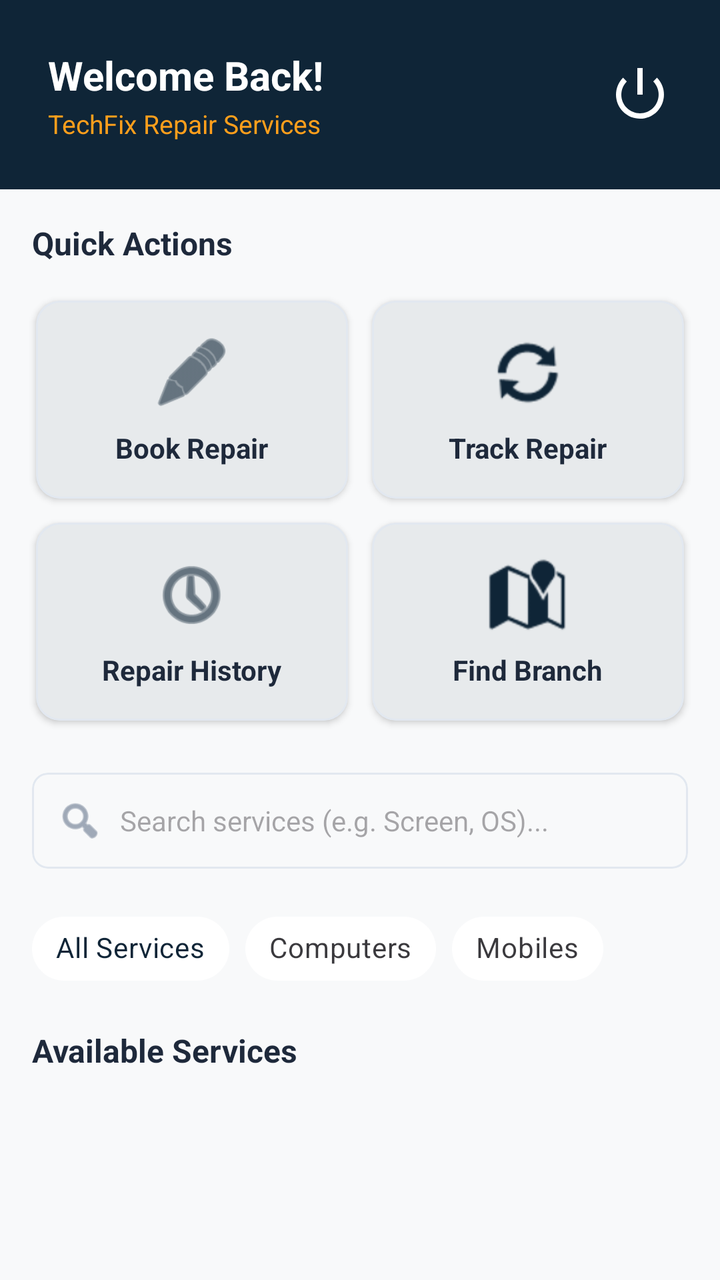
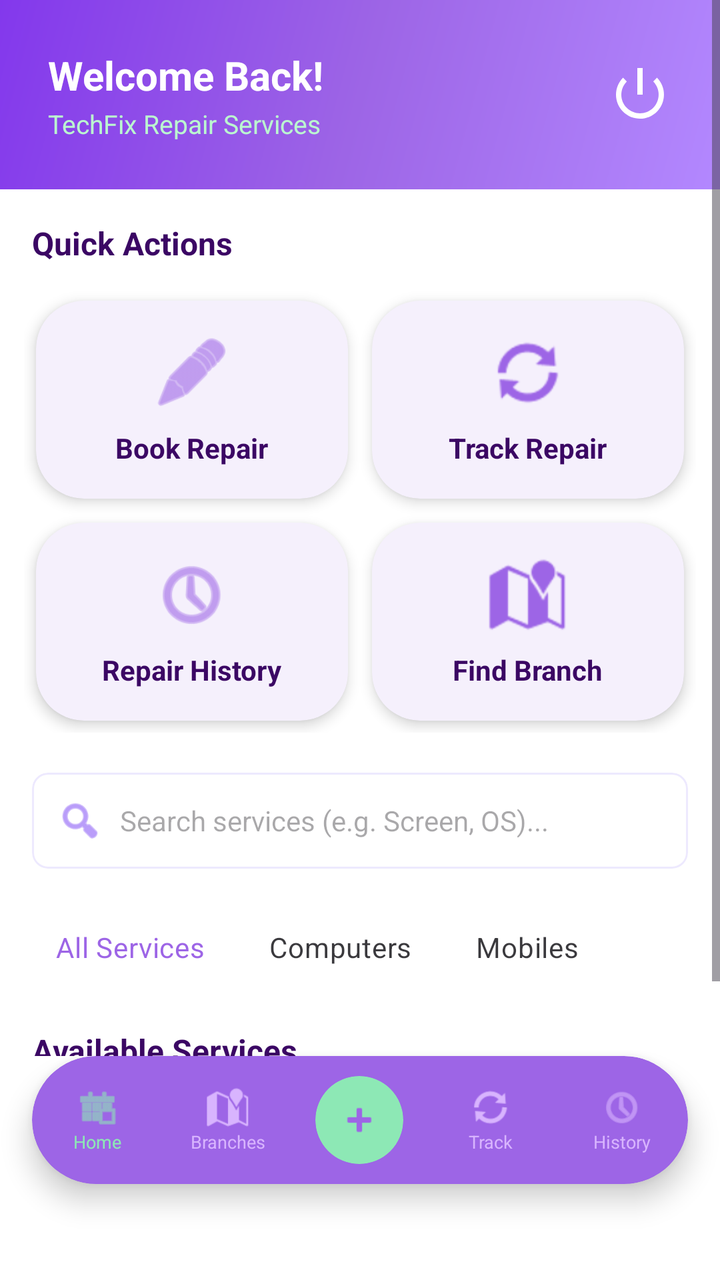

The first picture is an Android layout as it rendered before a commit; the second is the same layout after the commit. The layout source and the unified diff follow.
<!-- AndroidManifest.xml: application theme Theme.TechFix -->
<!-- res/layout/activity_customer_dashboard.xml -->
<?xml version="1.0" encoding="utf-8"?>
<androidx.constraintlayout.widget.ConstraintLayout 
    xmlns:android="http://schemas.android.com/apk/res/android"
    xmlns:app="http://schemas.android.com/apk/res-auto"
    xmlns:tools="http://schemas.android.com/tools"
    android:layout_width="match_parent"
    android:layout_height="match_parent"
    android:background="@color/surfaceColor"
    tools:context="com.techfix.app.customer.CustomerDashboardActivity">

    <ScrollView
        android:layout_width="match_parent"
        android:layout_height="match_parent"
        android:fillViewport="true">

        <LinearLayout
            android:layout_width="match_parent"
            android:layout_height="wrap_content"
            android:orientation="vertical">

            
            <RelativeLayout
                android:layout_width="match_parent"
                android:layout_height="wrap_content"
                android:background="@color/primaryColor"
                android:padding="24dp">

                <TextView
                    android:id="@+id/welcomeUserText"
                    android:layout_width="wrap_content"
                    android:layout_height="wrap_content"
                    android:text="Welcome Back!"
                    android:textSize="20sp"
                    android:textStyle="bold"
                    android:textColor="@color/white" />

                <TextView
                    android:layout_width="wrap_content"
                    android:layout_height="wrap_content"
                    android:text="TechFix Repair Services"
                    android:textSize="13sp"
                    android:textColor="@color/secondaryLightColor"
                    android:layout_below="@id/welcomeUserText"
                    android:layout_marginTop="2dp" />

                <ImageView
                    android:id="@+id/logoutIcon"
                    android:layout_width="32dp"
                    android:layout_height="32dp"
                    android:layout_alignParentEnd="true"
                    android:layout_centerVertical="true"
                    android:src="@android:drawable/ic_lock_power_off"
                    android:contentDescription="Log Out"
                    app:tint="@color/white" />
            </RelativeLayout>

            
            <TextView
                android:layout_width="wrap_content"
                android:layout_height="wrap_content"
                android:text="Quick Actions"
                android:textSize="16sp"
                android:textStyle="bold"
                android:textColor="@color/textPrimary"
                android:layout_marginHorizontal="16dp"
                android:layout_marginTop="16dp" />

            <GridLayout
                android:layout_width="match_parent"
                android:layout_height="wrap_content"
                android:columnCount="2"
                android:rowCount="2"
                android:padding="12dp">

                
                <com.google.android.material.card.MaterialCardView
                    android:id="@+id/actionBookRepair"
                    android:layout_width="0dp"
                    android:layout_height="wrap_content"
                    android:layout_columnWeight="1"
                    android:layout_margin="6dp"
                    app:cardCornerRadius="12dp"
                    app:cardElevation="2dp"
                    app:strokeWidth="1dp"
                    app:strokeColor="@color/dividerColor">
                    <LinearLayout
                        android:layout_width="match_parent"
                        android:layout_height="wrap_content"
                        android:orientation="vertical"
                        android:gravity="center"
                        android:padding="16dp">
                        <ImageView
                            android:layout_width="40dp"
                            android:layout_height="40dp"
                            android:src="@android:drawable/ic_menu_edit"
                            app:tint="@color/primaryColor" />
                        <TextView
                            android:layout_width="wrap_content"
                            android:layout_height="wrap_content"
                            android:text="Book Repair"
                            android:textSize="14sp"
                            android:textStyle="bold"
                            android:textColor="@color/textPrimary"
                            android:layout_marginTop="8dp" />
                    </LinearLayout>
                </com.google.android.material.card.MaterialCardView>

                
                <com.google.android.material.card.MaterialCardView
                    android:id="@+id/actionTrackRepair"
                    android:layout_width="0dp"
                    android:layout_height="wrap_content"
                    android:layout_columnWeight="1"
                    android:layout_margin="6dp"
                    app:cardCornerRadius="12dp"
                    app:cardElevation="2dp"
                    app:strokeWidth="1dp"
                    app:strokeColor="@color/dividerColor">
                    <LinearLayout
                        android:layout_width="match_parent"
                        android:layout_height="wrap_content"
                        android:orientation="vertical"
                        android:gravity="center"
                        android:padding="16dp">
                        <ImageView
                            android:layout_width="40dp"
                            android:layout_height="40dp"
                            android:src="@android:drawable/ic_popup_sync"
                            app:tint="@color/primaryColor" />
                        <TextView
                            android:layout_width="wrap_content"
                            android:layout_height="wrap_content"
                            android:text="Track Repair"
                            android:textSize="14sp"
                            android:textStyle="bold"
                            android:textColor="@color/textPrimary"
                            android:layout_marginTop="8dp" />
                    </LinearLayout>
                </com.google.android.material.card.MaterialCardView>

                
                <com.google.android.material.card.MaterialCardView
                    android:id="@+id/actionHistory"
                    android:layout_width="0dp"
                    android:layout_height="wrap_content"
                    android:layout_columnWeight="1"
                    android:layout_margin="6dp"
                    app:cardCornerRadius="12dp"
                    app:cardElevation="2dp"
                    app:strokeWidth="1dp"
                    app:strokeColor="@color/dividerColor">
                    <LinearLayout
                        android:layout_width="match_parent"
                        android:layout_height="wrap_content"
                        android:orientation="vertical"
                        android:gravity="center"
                        android:padding="16dp">
                        <ImageView
                            android:layout_width="40dp"
                            android:layout_height="40dp"
                            android:src="@android:drawable/ic_menu_recent_history"
                            app:tint="@color/primaryColor" />
                        <TextView
                            android:layout_width="wrap_content"
                            android:layout_height="wrap_content"
                            android:text="Repair History"
                            android:textSize="14sp"
                            android:textStyle="bold"
                            android:textColor="@color/textPrimary"
                            android:layout_marginTop="8dp" />
                    </LinearLayout>
                </com.google.android.material.card.MaterialCardView>

                
                <com.google.android.material.card.MaterialCardView
                    android:id="@+id/actionFindBranch"
                    android:layout_width="0dp"
                    android:layout_height="wrap_content"
                    android:layout_columnWeight="1"
                    android:layout_margin="6dp"
                    app:cardCornerRadius="12dp"
                    app:cardElevation="2dp"
                    app:strokeWidth="1dp"
                    app:strokeColor="@color/dividerColor">
                    <LinearLayout
                        android:layout_width="match_parent"
                        android:layout_height="wrap_content"
                        android:orientation="vertical"
                        android:gravity="center"
                        android:padding="16dp">
                        <ImageView
                            android:layout_width="40dp"
                            android:layout_height="40dp"
                            android:src="@android:drawable/ic_dialog_map"
                            app:tint="@color/primaryColor" />
                        <TextView
                            android:layout_width="wrap_content"
                            android:layout_height="wrap_content"
                            android:text="Find Branch"
                            android:textSize="14sp"
                            android:textStyle="bold"
                            android:textColor="@color/textPrimary"
                            android:layout_marginTop="8dp" />
                    </LinearLayout>
                </com.google.android.material.card.MaterialCardView>
            </GridLayout>

            
            <com.google.android.material.card.MaterialCardView
                android:layout_width="match_parent"
                android:layout_height="wrap_content"
                android:layout_marginHorizontal="16dp"
                android:layout_marginTop="8dp"
                app:cardCornerRadius="8dp"
                app:cardElevation="0dp"
                app:strokeWidth="1dp"
                app:strokeColor="@color/dividerColor">
                <LinearLayout
                    android:layout_width="match_parent"
                    android:layout_height="wrap_content"
                    android:orientation="horizontal"
                    android:gravity="center_vertical"
                    android:paddingHorizontal="12dp">
                    <ImageView
                        android:layout_width="24dp"
                        android:layout_height="24dp"
                        android:src="@android:drawable/ic_menu_search"
                        app:tint="@color/textSecondary" />
                    <EditText
                        android:id="@+id/searchEditText"
                        android:layout_width="match_parent"
                        android:layout_height="48dp"
                        android:background="@android:color/transparent"
                        android:hint="Search services (e.g. Screen, OS)..."
                        android:textSize="14sp"
                        android:paddingStart="8dp"
                        android:inputType="text"
                        android:maxLines="1"
                        android:textColor="@color/textPrimary" />
                </LinearLayout>
            </com.google.android.material.card.MaterialCardView>

            
            <LinearLayout
                android:layout_width="match_parent"
                android:layout_height="wrap_content"
                android:orientation="horizontal"
                android:paddingHorizontal="16dp"
                android:layout_marginTop="16dp"
                android:gravity="center_vertical">

                <com.google.android.material.chip.ChipGroup
                    android:id="@+id/categoryChipGroup"
                    android:layout_width="match_parent"
                    android:layout_height="wrap_content"
                    app:singleSelection="true">

                    <com.google.android.material.chip.Chip
                        android:id="@+id/chipAll"
                        style="@style/Widget.MaterialComponents.Chip.Choice"
                        android:layout_width="wrap_content"
                        android:layout_height="wrap_content"
                        android:text="All Services"
                        android:checked="true"
                        app:chipBackgroundColor="@color/white" />

                    <com.google.android.material.chip.Chip
                        android:id="@+id/chipComputer"
                        style="@style/Widget.MaterialComponents.Chip.Choice"
                        android:layout_width="wrap_content"
                        android:layout_height="wrap_content"
                        android:text="Computers"
                        app:chipBackgroundColor="@color/white" />

                    <com.google.android.material.chip.Chip
                        android:id="@+id/chipMobile"
                        style="@style/Widget.MaterialComponents.Chip.Choice"
                        android:layout_width="wrap_content"
                        android:layout_height="wrap_content"
                        android:text="Mobiles"
                        app:chipBackgroundColor="@color/white" />
                </com.google.android.material.chip.ChipGroup>
            </LinearLayout>

            
            <TextView
                android:layout_width="wrap_content"
                android:layout_height="wrap_content"
                android:text="Available Services"
                android:textSize="16sp"
                android:textStyle="bold"
                android:textColor="@color/textPrimary"
                android:layout_marginHorizontal="16dp"
                android:layout_marginTop="16dp" />

            
            <TextView
                android:id="@+id/emptyStateText"
                android:layout_width="match_parent"
                android:layout_height="wrap_content"
                android:text="No services found matching your search query."
                android:textColor="@color/textSecondary"
                android:textSize="14sp"
                android:gravity="center"
                android:padding="32dp"
                android:visibility="gone" />

            
            <androidx.recyclerview.widget.RecyclerView
                android:id="@+id/servicesRecyclerView"
                android:layout_width="match_parent"
                android:layout_height="wrap_content"
                android:layout_marginTop="8dp"
                android:layout_marginBottom="24dp"
                android:nestedScrollingEnabled="false"
                tools:listitem="@layout/item_service" />

        </LinearLayout>
    </ScrollView>
</androidx.constraintlayout.widget.ConstraintLayout>
<!-- res/layout/item_service.xml (included above) -->
<?xml version="1.0" encoding="utf-8"?>
<com.google.android.material.card.MaterialCardView 
    xmlns:android="http://schemas.android.com/apk/res/android"
    xmlns:app="http://schemas.android.com/apk/res-auto"
    android:layout_width="match_parent"
    android:layout_height="wrap_content"
    android:layout_marginHorizontal="16dp"
    android:layout_marginVertical="8dp"
    app:cardCornerRadius="12dp"
    app:cardElevation="2dp"
    app:strokeWidth="1dp"
    app:strokeColor="@color/dividerColor">

    <LinearLayout
        android:layout_width="match_parent"
        android:layout_height="wrap_content"
        android:orientation="horizontal"
        android:padding="12dp">

        
        <ImageView
            android:id="@+id/serviceImageView"
            android:layout_width="80dp"
            android:layout_height="80dp"
            android:layout_gravity="center_vertical"
            android:scaleType="centerCrop"
            android:background="@color/surfaceColor"
            android:src="@android:drawable/ic_menu_report_image" />

        <LinearLayout
            android:layout_width="0dp"
            android:layout_height="wrap_content"
            android:layout_weight="1"
            android:orientation="vertical"
            android:layout_marginStart="16dp">

            <LinearLayout
                android:layout_width="match_parent"
                android:layout_height="wrap_content"
                android:orientation="horizontal"
                android:gravity="center_vertical">

                <TextView
                    android:id="@+id/serviceNameText"
                    android:layout_width="0dp"
                    android:layout_height="wrap_content"
                    android:layout_weight="1"
                    android:text="Laptop Screen Repair"
                    android:textSize="16sp"
                    android:textStyle="bold"
                    android:textColor="@color/textPrimary" />

                
                <TextView
                    android:id="@+id/categoryBadge"
                    android:layout_width="wrap_content"
                    android:layout_height="wrap_content"
                    android:text="Computer"
                    android:textSize="11sp"
                    android:textStyle="bold"
                    android:textColor="@color/white"
                    android:background="@color/primaryLightColor"
                    android:paddingHorizontal="8dp"
                    android:paddingVertical="2dp" />
            </LinearLayout>

            <TextView
                android:id="@+id/serviceDescText"
                android:layout_width="match_parent"
                android:layout_height="wrap_content"
                android:text="Replacement of cracked, damaged or flickering laptop screen panel."
                android:textSize="13sp"
                android:textColor="@color/textSecondary"
                android:layout_marginTop="4dp"
                android:maxLines="2"
                android:ellipsize="end" />

            <LinearLayout
                android:layout_width="match_parent"
                android:layout_height="wrap_content"
                android:orientation="horizontal"
                android:layout_marginTop="8dp"
                android:gravity="center_vertical">

                <TextView
                    android:id="@+id/servicePriceText"
                    android:layout_width="0dp"
                    android:layout_height="wrap_content"
                    android:layout_weight="1"
                    android:text="Rs. 15,000"
                    android:textSize="15sp"
                    android:textStyle="bold"
                    android:textColor="@color/secondaryColor" />

                <TextView
                    android:id="@+id/serviceDurationText"
                    android:layout_width="wrap_content"
                    android:layout_height="wrap_content"
                    android:text="Duration: 1-2 days"
                    android:textSize="12sp"
                    android:textColor="@color/textSecondary" />
            </LinearLayout>
        </LinearLayout>
    </LinearLayout>
</com.google.android.material.card.MaterialCardView>
<!-- resources referenced by this layout -->
<resources>
  <color name="dividerColor">#E2E8F0</color>
  <color name="primaryColor">#0F2537</color>
  <color name="primaryLightColor">#1D3557</color>
  <color name="secondaryColor">#F77F00</color>
  <color name="secondaryLightColor">#FF9F1C</color>
  <color name="surfaceColor">#F8F9FA</color>
  <color name="textPrimary">#1E293B</color>
  <color name="textSecondary">#64748B</color>
  <color name="white">#FFFFFFFF</color>
  <style name="Theme.TechFix" parent="Base.Theme.TechFix" />
  <style name="Base.Theme.TechFix" parent="Theme.Material3.DayNight.NoActionBar">
          
          <item name="colorPrimary">@color/primaryColor</item>
          <item name="colorPrimaryDark">@color/primaryDarkColor</item>
          <item name="colorSecondary">@color/secondaryColor</item>
          <item name="colorError">@color/errorColor</item>
          
          
          <item name="android:windowBackground">@color/backgroundColor</item>
          <item name="colorSurface">@color/surfaceColor</item>
          <item name="colorOnPrimary">@color/white</item>
          <item name="colorOnSecondary">@color/white</item>
      </style>
  <color name="primaryDarkColor">#081426</color>
  <color name="errorColor">#D00000</color>
  <color name="backgroundColor">#FFFFFF</color>
</resources>

<!-- the commit's change to res/layout/activity_customer_dashboard.xml (unified diff, before → after) -->
@@ -9,9 +9,12 @@
     tools:context="com.techfix.app.customer.CustomerDashboardActivity">
 
     <ScrollView
+        android:id="@+id/scrollViewContent"
         android:layout_width="match_parent"
-        android:layout_height="match_parent"
-        android:fillViewport="true">
+        android:layout_height="0dp"
+        android:fillViewport="true"
+        app:layout_constraintTop_toTopOf="parent"
+        app:layout_constraintBottom_toTopOf="@id/bottomNavigationCard">
 
         <LinearLayout
             android:layout_width="match_parent"
@@ -22,7 +25,7 @@
             <RelativeLayout
                 android:layout_width="match_parent"
                 android:layout_height="wrap_content"
-                android:background="@color/primaryColor"
+                android:background="@drawable/gradient_primary"
                 android:padding="24dp">
 
                 <TextView
@@ -79,10 +82,9 @@
                     android:layout_height="wrap_content"
                     android:layout_columnWeight="1"
                     android:layout_margin="6dp"
-                    app:cardCornerRadius="12dp"
-                    app:cardElevation="2dp"
-                    app:strokeWidth="1dp"
-                    app:strokeColor="@color/dividerColor">
+                    app:cardCornerRadius="24dp"
+                    app:cardElevation="4dp"
+                    app:strokeWidth="0dp">
                     <LinearLayout
                         android:layout_width="match_parent"
                         android:layout_height="wrap_content"
@@ -112,10 +114,9 @@
                     android:layout_height="wrap_content"
                     android:layout_columnWeight="1"
                     android:layout_margin="6dp"
-                    app:cardCornerRadius="12dp"
-                    app:cardElevation="2dp"
-                    app:strokeWidth="1dp"
-                    app:strokeColor="@color/dividerColor">
+                    app:cardCornerRadius="24dp"
+                    app:cardElevation="4dp"
+                    app:strokeWidth="0dp">
                     <LinearLayout
                         android:layout_width="match_parent"
                         android:layout_height="wrap_content"
@@ -145,10 +146,9 @@
                     android:layout_height="wrap_content"
                     android:layout_columnWeight="1"
                     android:layout_margin="6dp"
-                    app:cardCornerRadius="12dp"
-                    app:cardElevation="2dp"
-                    app:strokeWidth="1dp"
-                    app:strokeColor="@color/dividerColor">
+                    app:cardCornerRadius="24dp"
+                    app:cardElevation="4dp"
+                    app:strokeWidth="0dp">
                     <LinearLayout
                         android:layout_width="match_parent"
                         android:layout_height="wrap_content"
@@ -178,10 +178,9 @@
                     android:layout_height="wrap_content"
                     android:layout_columnWeight="1"
                     android:layout_margin="6dp"
-                    app:cardCornerRadius="12dp"
-                    app:cardElevation="2dp"
-                    app:strokeWidth="1dp"
-                    app:strokeColor="@color/dividerColor">
+                    app:cardCornerRadius="24dp"
+                    app:cardElevation="4dp"
+                    app:strokeWidth="0dp">
                     <LinearLayout
                         android:layout_width="match_parent"
                         android:layout_height="wrap_content"
@@ -317,6 +316,147 @@
 
         </LinearLayout>
     </ScrollView>
+
+    
+    <com.google.android.material.card.MaterialCardView
+        android:id="@+id/bottomNavigationCard"
+        android:layout_width="match_parent"
+        android:layout_height="64dp"
+        android:layout_marginHorizontal="16dp"
+        android:layout_marginTop="16dp"
+        android:layout_marginBottom="48dp"
+        app:cardCornerRadius="32dp"
+        app:cardElevation="8dp"
+        app:cardBackgroundColor="@color/primaryColor"
+        app:strokeWidth="0dp"
+        app:layout_constraintBottom_toBottomOf="parent">
+        
+        <LinearLayout
+            android:layout_width="match_parent"
+            android:layout_height="match_parent"
+            android:orientation="horizontal"
+            android:gravity="center_vertical">
+            
+            
+            <LinearLayout
+                android:id="@+id/navHome"
+                android:layout_width="0dp"
+                android:layout_height="match_parent"
+                android:layout_weight="1"
+                android:gravity="center"
+                android:orientation="vertical">
+                <ImageView
+                    android:id="@+id/imgNavHome"
+                    android:layout_width="22dp"
+                    android:layout_height="22dp"
+                    android:src="@android:drawable/ic_menu_today"
+                    app:tint="@color/secondaryColor" />
+                <TextView
+                    android:id="@+id/txtNavHome"
+                    android:layout_width="wrap_content"
+                    android:layout_height="wrap_content"
+                    android:text="Home"
+                    android:textSize="9sp"
+                    android:textColor="@color/secondaryColor" />
+            </LinearLayout>
+
+            
+            <LinearLayout
+                android:id="@+id/navBranches"
+                android:layout_width="0dp"
+                android:layout_height="match_parent"
+                android:layout_weight="1"
+                android:gravity="center"
+                android:orientation="vertical">
+                <ImageView
+                    android:id="@+id/imgNavBranches"
+                    android:layout_width="22dp"
+                    android:layout_height="22dp"
+                    android:src="@android:drawable/ic_dialog_map"
+                    app:tint="@color/primaryLightColor" />
+                <TextView
+                    android:id="@+id/txtNavBranches"
+                    android:layout_width="wrap_content"
+                    android:layout_height="wrap_content"
+                    android:text="Branches"
+                    android:textSize="9sp"
+                    android:textColor="@color/primaryLightColor" />
+            </LinearLayout>
+
+            
+            <LinearLayout
+                android:id="@+id/navBook"
+                android:layout_width="0dp"
+                android:layout_height="match_parent"
+                android:layout_weight="1"
+                android:gravity="center"
+                android:orientation="vertical">
+                <com.google.android.material.card.MaterialCardView
+                    android:layout_width="44dp"
+                    android:layout_height="44dp"
+                    app:cardCornerRadius="22dp"
+                    app:cardBackgroundColor="@color/secondaryColor"
+                    app:strokeWidth="0dp"
+                    app:cardElevation="0dp">
+                    <ImageView
+                        android:layout_width="22dp"
+                        android:layout_height="22dp"
+                        android:layout_gravity="center"
+                        android:src="@android:drawable/ic_input_add"
+                        app:tint="@color/primaryColor" />
+                </com.google.android.material.card.MaterialCardView>
+            </LinearLayout>
+
+            
+            <LinearLayout
+                android:id="@+id/navTrack"
+                android:layout_width="0dp"
+                android:layout_height="match_parent"
+                android:layout_weight="1"
+                android:gravity="center"
+                android:orientation="vertical">
+                <ImageView
+                    android:id="@+id/imgNavTrack"
+                    android:layout_width="22dp"
+                    android:layout_height="22dp"
+                    android:src="@android:drawable/ic_popup_sync"
+                    app:tint="@color/primaryLightColor" />
+                <TextView
+                    android:id="@+id/txtNavTrack"
+                    android:layout_width="wrap_content"
+                    android:layout_height="wrap_content"
+                    android:text="Track"
+                    android:textSize="9sp"
+                    android:textColor="@color/primaryLightColor" />
+            </LinearLayout>
+
+            
+            <LinearLayout
+                android:id="@+id/navHistory"
+                android:layout_width="0dp"
+                android:layout_height="match_parent"
+                android:layout_weight="1"
+                android:gravity="center"
+                android:orientation="vertical">
+                <ImageView
+                    android:id="@+id/imgNavHistory"
+                    android:layout_width="22dp"
+                    android:layout_height="22dp"
+                    android:src="@android:drawable/ic_menu_recent_history"
+                    app:tint="@color/primaryLightColor" />
+                <TextView
+                    android:id="@+id/txtNavHistory"
+                    android:layout_width="wrap_content"
+                    android:layout_height="wrap_content"
+                    android:text="History"
+                    android:textSize="9sp"
+                    android:textColor="@color/primaryLightColor" />
+            </LinearLayout>
+            
+        </LinearLayout>
+        
+    </com.google.android.material.card.MaterialCardView>
+
 </androidx.constraintlayout.widget.ConstraintLayout>
 <!-- res/layout/item_service.xml (included above) -->
 <?xml version="1.0" encoding="utf-8"?>
<!-- resource entries referenced after the edit -->
@@ -1,14 +1,25 @@
 <!-- resources referenced by this layout -->
 <resources>
-  <color name="dividerColor">#E2E8F0</color>
-  <color name="primaryColor">#0F2537</color>
-  <color name="primaryLightColor">#1D3557</color>
-  <color name="secondaryColor">#F77F00</color>
-  <color name="secondaryLightColor">#FF9F1C</color>
-  <color name="surfaceColor">#F8F9FA</color>
-  <color name="textPrimary">#1E293B</color>
-  <color name="textSecondary">#64748B</color>
+  <color name="dividerColor">#EDE9FE</color>
+  <color name="primaryColor">#9D65E6</color>
+  <color name="primaryLightColor">#D8B4FE</color>
+  <color name="secondaryColor">#8DE8B5</color>
+  <color name="secondaryLightColor">#BBF7D0</color>
+  <color name="surfaceColor">#FFFFFF</color>
+  <color name="textPrimary">#3B0764</color>
+  <color name="textSecondary">#8B5CF6</color>
   <color name="white">#FFFFFFFF</color>
+  <!-- drawable gradient_primary (drawable) -->
+  <?xml version="1.0" encoding="utf-8"?>
+  <shape xmlns:android="http://schemas.android.com/apk/res/android"
+      android:shape="rectangle">
+      <gradient
+          android:angle="135"
+          android:startColor="#B388FF"
+          android:centerColor="#9D65E6"
+          android:endColor="#8338EC"
+          android:type="linear" />
+  </shape>
   <style name="Theme.TechFix" parent="Base.Theme.TechFix" />
   <style name="Base.Theme.TechFix" parent="Theme.Material3.DayNight.NoActionBar">
           
@@ -23,8 +34,8 @@
           <item name="colorOnPrimary">@color/white</item>
           <item name="colorOnSecondary">@color/white</item>
       </style>
-  <color name="primaryDarkColor">#081426</color>
-  <color name="errorColor">#D00000</color>
-  <color name="backgroundColor">#FFFFFF</color>
+  <color name="primaryDarkColor">#6D28D9</color>
+  <color name="errorColor">#EF4444</color>
+  <color name="backgroundColor">#F7F2FE</color>
 </resources>
 
